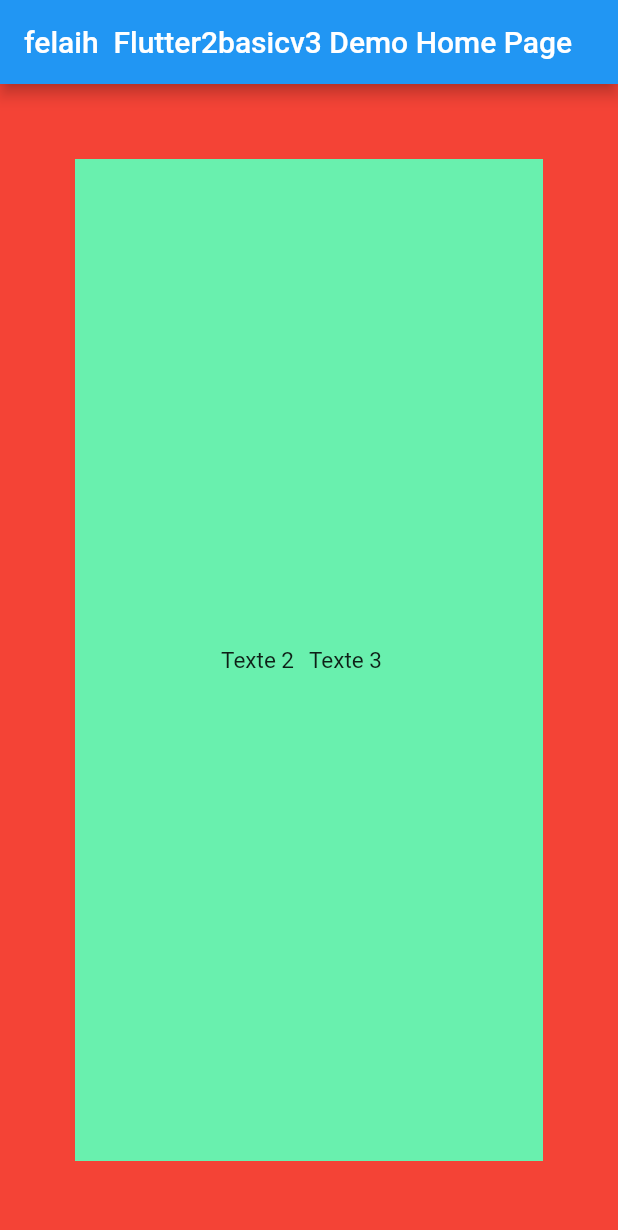
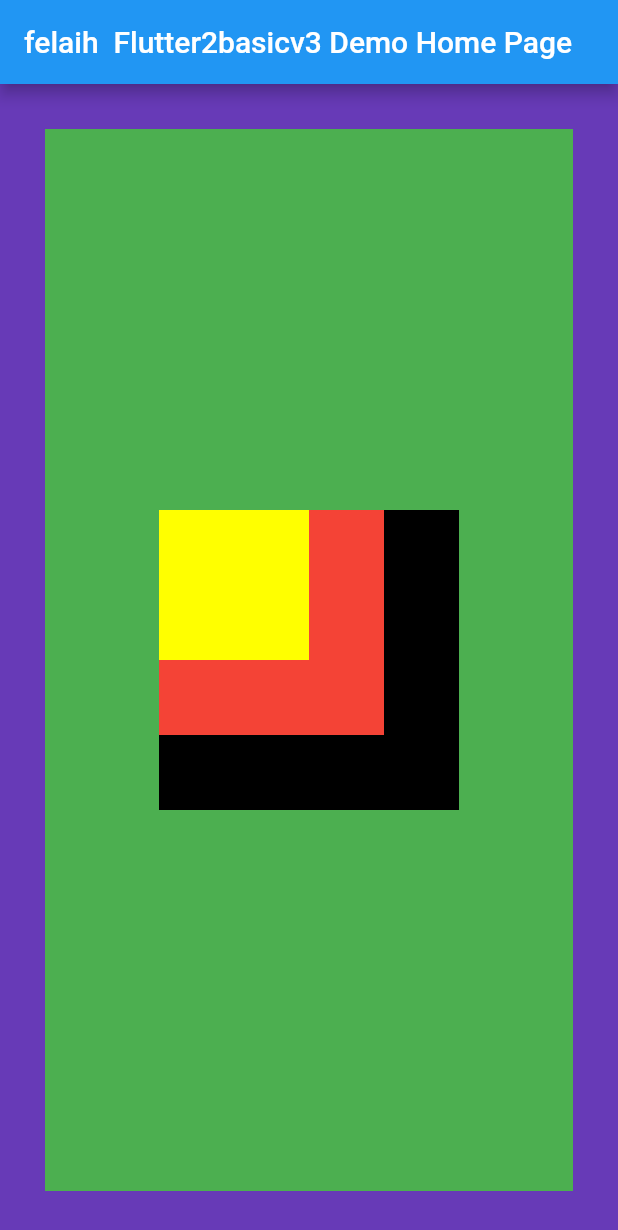
Before and after one commit to Devsaci/flutter2basicv3, a Flutter app: the screen it shows after launch, on a phone screen of 412 x 824 dp. Shown: the top 1230 px of the screen. Run offline on Flutter 3.47's test engine with Material 2 defaults, Android fonts, the light colour scheme and no system bars.

Commit message:
25. Stack & Alignment

```diff
--- a/lib/main.dart
+++ b/lib/main.dart
@@ -1,76 +1,57 @@
+
+import 'package:flutter/material.dart';
 
 
-import 'package:flutter/material.dart';
-import 'package:flutter2basicv3/text.dart';
 
 void main() {
   runApp(const MyApp());
 }
 
-
 class MyApp extends StatelessWidget {
   const MyApp({Key? key}) : super(key: key);
+
   @override
   Widget build(BuildContext context) {
     return MaterialApp(
       title: 'Flutter Demo',
       theme: ThemeData(
-        // primarySwatch: Colors.deepPurple,
-      ),
+          // primarySwatch: Colors.deepPurple,
+          ),
       home: const MyHomePage(title: 'felaih  Flutter2basicv3 Demo Home Page'),
     );
   }
 }
 
-
 class MyHomePage extends StatefulWidget {
   const MyHomePage({Key? key, required this.title}) : super(key: key);
   final String title;
+
   @override
   State<MyHomePage> createState() => _MyHomePageState();
 }
 
-
 class _MyHomePageState extends State<MyHomePage> {
-
-  TextStyle myTextStyle =  const TextStyle(
-  fontSize: 15,
-);
-
 
   @override
   Widget build(BuildContext context) {
     return Scaffold(
-        backgroundColor: Colors.red,
+      backgroundColor: Colors.deepPurple,
       appBar: AppBar(
-        // backgroundColor: Colors.yellow,
         title: Text(widget.title),
       ),
       body: Container(
-        margin:  const EdgeInsets.all(50),
-        padding: const EdgeInsets.all(20),
-        height: double.infinity,
-        color: Colors.greenAccent,
-          child: Row(
-            mainAxisAlignment: MainAxisAlignment.center ,
-              children: const <Widget>[
-                // Padding(
-                //   padding: EdgeInsets.all(10.0),
-                //   child:   MyText("1",)
-                // ),
-                Text("Texte 2",
-                 style: TextStyle(
-                   fontSize: 15,
-                 ),
-                ),
-                Padding(
-                  padding: EdgeInsets.all(10.0),
-                  child: Text("Texte 3",style: TextStyle(fontSize: 15),),
-                ),
-              ],
+        color: Colors.green,
+        margin: const EdgeInsets.all(30),
+          padding: const EdgeInsets.all(30),
+          alignment: Alignment.center,
+          child: Stack(
+            children: <Widget> [
+              Container(width: 200,height: 200,color: Colors.black,),
+              Container(width: 150,height: 150,color: Colors.red,),
+              Container(width: 100,height: 100,color: Colors.yellowAccent,),
+            ],
           ),
-      ),
-   // This trailing comma makes auto-formatting nicer for build methods.
+      )
     );
   }
 }
--- a/lib/text.dart
+++ b/lib/text.dart
@@ -1,17 +1,18 @@
-
 import 'package:flutter/material.dart';
 
-class MyText extends StatelessWidget{
+class MyText extends StatelessWidget {
   late String text;
-  // late TextStyle textStyle;
+  late TextStyle textStyle;
 
-  MyText(this.text, {Key? key}) : super(key: key);
+  MyText(this.text, this.textStyle, {Key? key}) : super(key: key);
 
   @override
   Widget build(BuildContext context) {
-    return  Text( text,
-     );
+    return const Text(
+      "Texte 1",
+      style: TextStyle(
+        fontSize: 15,
+      ),
+    );
   }
-
-
 }
```
